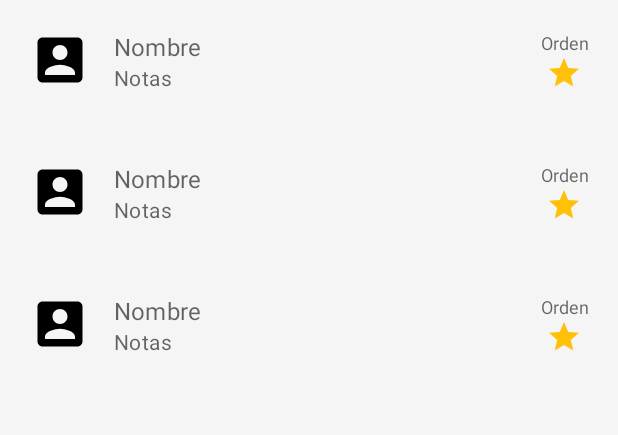
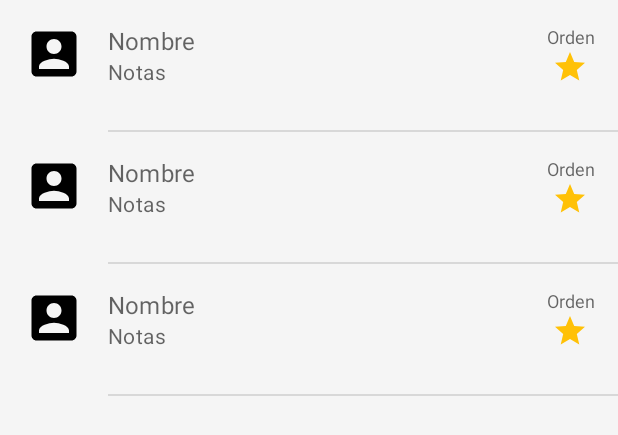
Before and after one commit to franlop24/MD-TopArtists, an Android app: the layout content_main.xml on its own in the app's theme, with its tools: preview values and no code run, on a phone screen of 412 x 824 dp. Shown: the top 435 px of the screen. Run offline under Robolectric (Android 15) with nearby library versions, the phone set to English and light mode, and no system bars.

Commit message:
dividers

```diff
--- a/app/src/main/res/layout/content_main.xml
+++ b/app/src/main/res/layout/content_main.xml
@@ -12,7 +12,8 @@
         android:id="@+id/recyclerview"
         android:layout_width="match_parent"
         android:layout_height="match_parent"
-        android:padding="@dimen/main_padding_small"
+        android:paddingBottom="@dimen/item_height_threeLine"
+        android:clipToPadding="false"
         tools:listitem="@layout/item_artist"
         app:layout_constraintBottom_toBottomOf="parent"
         app:layout_constraintLeft_toLeftOf="parent"
--- a/app/src/main/res/layout/item_artist.xml
+++ b/app/src/main/res/layout/item_artist.xml
@@ -55,5 +55,13 @@
         app:layout_constraintTop_toBottomOf="@id/tvNombre"
         app:layout_constraintBottom_toBottomOf="parent"/>
 
+    <View
+        android:layout_width="0dp"
+        android:layout_height="1dp"
+        android:background="@color/color_divider"
+        app:layout_constraintStart_toStartOf="@id/tvNombre"
+        app:layout_constraintEnd_toEndOf="parent"
+        app:layout_constraintBottom_toBottomOf="parent"/>
+
 
 </androidx.constraintlayout.widget.ConstraintLayout>
--- a/app/src/main/res/values/colors.xml
+++ b/app/src/main/res/values/colors.xml
@@ -21,4 +21,5 @@
     <color name="color_on_background">#000000</color>
     <color name="color_on_surface">#000000</color>
     <color name="color_on_error">#ffffff</color>
+    <color name="color_divider">#1E000000</color>
 </resources>
```
Also changed, not shown: app/src/main/res/layout/activity_main.xml (+3 -5 lines).
